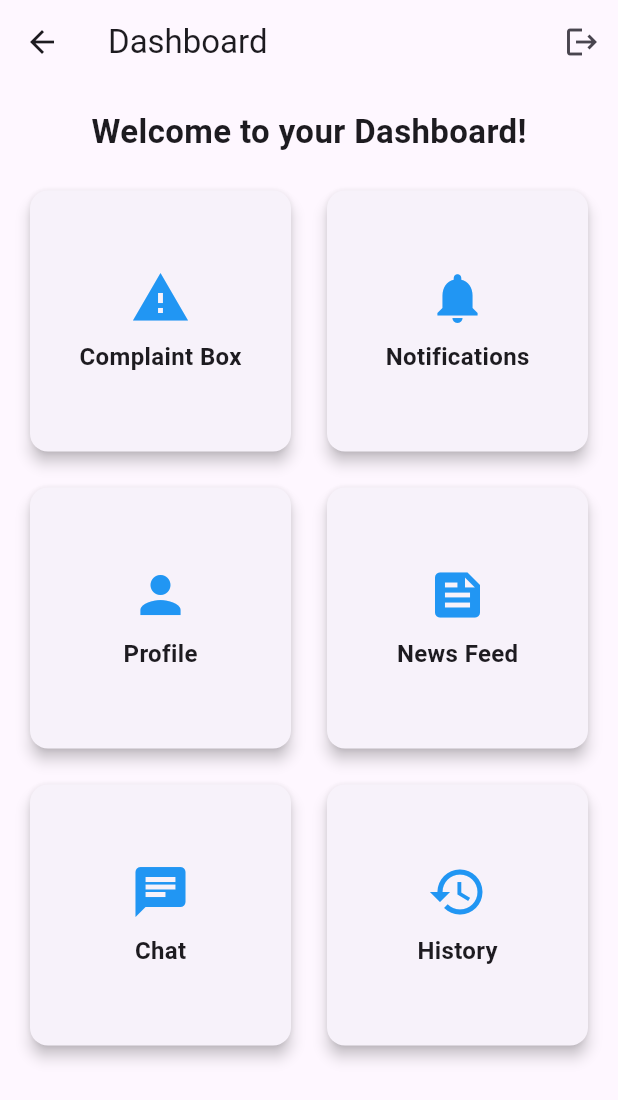
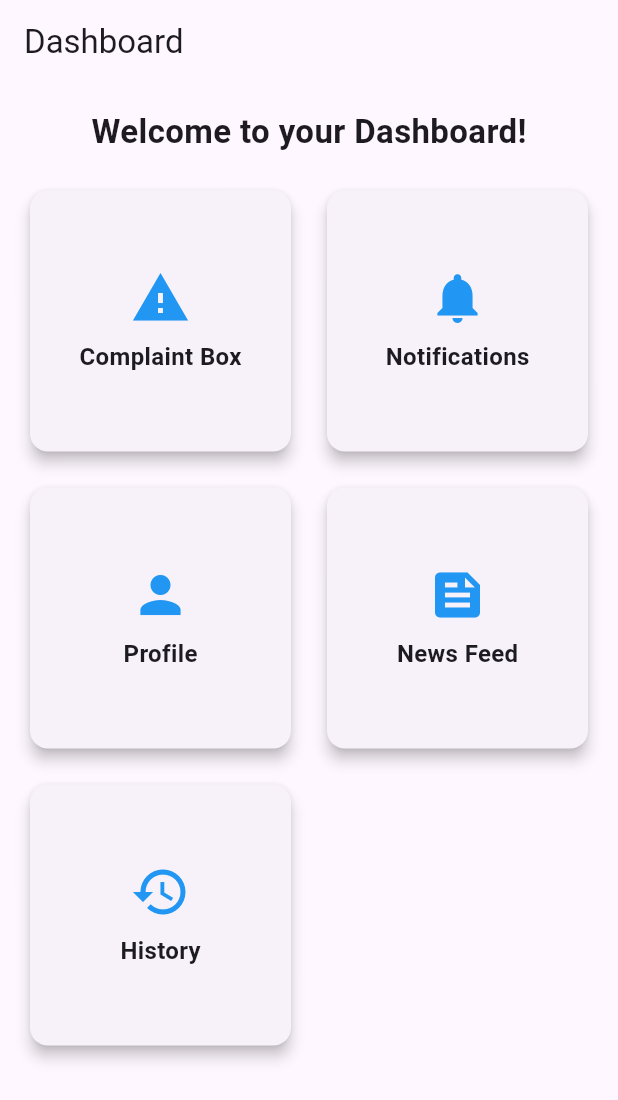
Before and after one commit to JeevanJoshi2061/CityLink, a Flutter app: the DashboardScreen screen opened by its route, on a phone screen of 412 x 824 dp. Shown: the top 1100 px of the screen. Run offline on Flutter 3.47's test engine with Material 3 defaults, Android fonts, the phone set to English and light mode, and no system bars; our stand-ins replace audioplayers, cloud_firestore, firebase_auth, firebase_core, geolocator, image_picker and 4 more; missing offline and left inert: cloudinary, flutter_sound; accounts and stored records are empty.

Commit message:
Logout and remove Back button

```diff
--- a/lib/dashboard.dart
+++ b/lib/dashboard.dart
@@ -71,14 +71,15 @@ class _DashboardScreenState extends State<DashboardScreen> {
     return Scaffold(
       appBar: AppBar(
         title: const Text('Dashboard'),
+        automaticallyImplyLeading: false,
         actions: [
-          IconButton(
-            icon: const Icon(Icons.logout),
-            onPressed: () async {
-              await FirebaseAuth.instance.signOut();
-              Navigator.pushReplacementNamed(context, '/login');
-            },
-          ),
+          // IconButton(
+          //   icon: const Icon(Icons.logout),
+          //   onPressed: () async {
+          //     await FirebaseAuth.instance.signOut();
+          //     Navigator.pushReplacementNamed(context, '/login');
+          //   },
+          // ),
         ],
       ),
       body: _userData == null
@@ -142,13 +143,13 @@ Navigator.pushNamed(
   },
 ),
 
-                        _buildDashboardItem(
-                          title: 'Chat',
-                          icon: Icons.chat,
-                          onTap: () {
-                            Navigator.pushNamed(context, '/chat');
-                          },
-                        ),
+                        // _buildDashboardItem(
+                        //   title: 'Chat',
+                        //   icon: Icons.chat,
+                        //   onTap: () {
+                        //     Navigator.pushNamed(context, '/chat');
+                        //   },
+                        // ),
                         _buildDashboardItem(
                           title: 'History',
                           icon: Icons.history,
--- a/lib/main.dart
+++ b/lib/main.dart
@@ -28,6 +28,7 @@ class MainCityLinkApp extends StatelessWidget {
       debugShowCheckedModeBanner: false,
       initialRoute: '/splash',
       routes: {
+
         '/splash': (context) => const SplashScreen(),
         '/phone': (context) => const myPhone(),
         '/otp': (context) => const MyOtp(),
```
